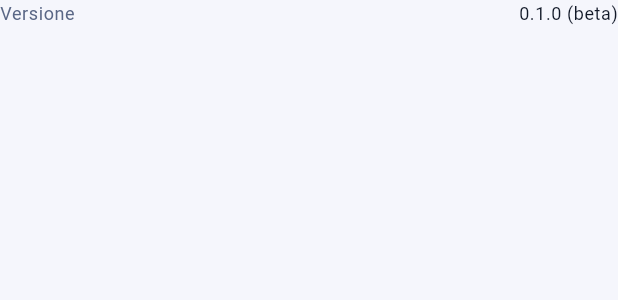
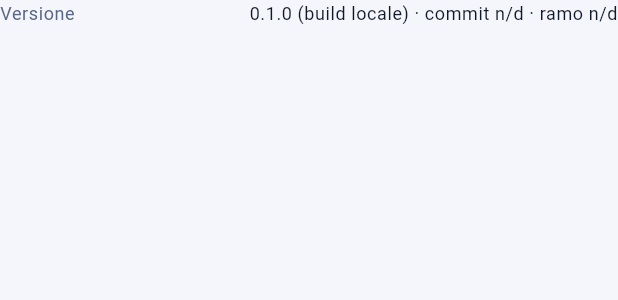
Before and after one commit to hardwaresolutionviterbo/CSCSecurityCam, a Flutter app: the _InfoRow widget shown alone on an empty page, opened directly, on a phone screen of 412 x 824 dp. Shown: the top 300 px of the screen. Run offline on Flutter 3.47's test engine with Material 3 defaults, Android fonts, the phone set to English and light mode, and no system bars; our stand-ins replace cloud_firestore, firebase_auth, firebase_core, firebase_messaging, flutter_local_notifications, material_ui and 1 more; accounts and stored records are empty.

Commit message:
Fase 1 · Blocco 1 · passaggio 1.2: APK identificabile (regola R1)
- Build Android avviata anche dai rami fase1/** (main invariato).
- Numero di build = run_number × 100 + run_attempt: distinto anche per
  le riesecuzioni; la build si ferma oltre 99 tentativi.
- Nome di artifact e file: nexus-social-<versione>+<build>-<commit>-<ramo>.
- Riepilogo dell'esecuzione con versione, build, tentativo, commit, ramo.
- Controllo sull'APK: versionCode e versionName letti con aapt2;
  commit e ramo presenti nel codice dell'app; altrimenti la build fallisce.
- Riga «Versione» in Profilo → Informazioni: versione (build) · commit ·
  ramo. La riga va a capo invece di uscire dallo schermo (stesso aspetto).
- Verifica runtime Firebase (solo avvio manuale) adeguata al nuovo nome.
- Nuovi test in test/version_info_test.dart; test esistenti invariati.

Co-Authored-By: Claude Opus 5.5 <noreply@anthropic.com>
Claude-Session: https://claude.ai/code/session_01YDcY6bvzehEZ1wCnMMz2M1

```diff
--- a/lib/core/config/app_config.dart
+++ b/lib/core/config/app_config.dart
@@ -24,4 +24,33 @@ abstract final class AppInfo {
   static const String version = '0.1.0';
   static const int phase = 1;
   static const String phaseLabel = 'Fase 1 · Fondamenta';
+
+  /// Identificativi inseriti dalla build (GitHub Actions) con `--dart-define`.
+  /// Nelle build locali restano vuoti e la riga Versione lo dice chiaramente.
+  static const String buildNumber = String.fromEnvironment('BUILD_NUMBER');
+  static const String gitCommit = String.fromEnvironment('GIT_COMMIT');
+  static const String gitBranch = String.fromEnvironment('GIT_BRANCH');
+
+  /// Testo della riga «Versione» in Profilo → Informazioni,
+  /// es. `0.1.0 (1202) · a1b2c3d · fase1/blocco1`.
+  static String get versionLabel => formatVersion(
+    version: version,
+    buildNumber: buildNumber,
+    gitCommit: gitCommit,
+    gitBranch: gitBranch,
+  );
+
+  static String formatVersion({
+    required String version,
+    required String buildNumber,
+    required String gitCommit,
+    required String gitBranch,
+  }) {
+    final String build = buildNumber.isEmpty ? 'build locale' : buildNumber;
+    final String commit = gitCommit.isEmpty
+        ? 'commit n/d'
+        : gitCommit.substring(0, gitCommit.length < 7 ? gitCommit.length : 7);
+    final String branch = gitBranch.isEmpty ? 'ramo n/d' : gitBranch;
+    return '$version ($build) · $commit · $branch';
+  }
 }
--- a/lib/features/profile/profile_screen.dart
+++ b/lib/features/profile/profile_screen.dart
@@ -162,7 +162,7 @@ class ProfileScreen extends StatelessWidget {
             children: [
               Text('Informazioni', style: theme.textTheme.titleSmall),
               const SizedBox(height: 14),
-              _InfoRow(label: 'Versione', value: '${AppInfo.version} (beta)'),
+              _InfoRow(label: 'Versione', value: AppInfo.versionLabel),
               const SizedBox(height: 10),
               _InfoRow(label: 'Fase', value: AppInfo.phaseLabel),
               const SizedBox(height: 10),
@@ -349,8 +349,16 @@ class _InfoRow extends StatelessWidget {
             color: theme.colorScheme.onSurfaceVariant,
           ),
         ),
-        const Spacer(),
-        Text(value, style: theme.textTheme.bodySmall),
+        const SizedBox(width: 16),
+        // Expanded + allineamento a destra: stesso aspetto di prima, ma i valori
+        // lunghi (es. versione con commit e ramo) vanno a capo invece di uscire dallo schermo.
+        Expanded(
+          child: Text(
+            value,
+            textAlign: TextAlign.end,
+            style: theme.textTheme.bodySmall,
+          ),
+        ),
       ],
     );
   }
```
Also changed, not shown: 2 other files.
